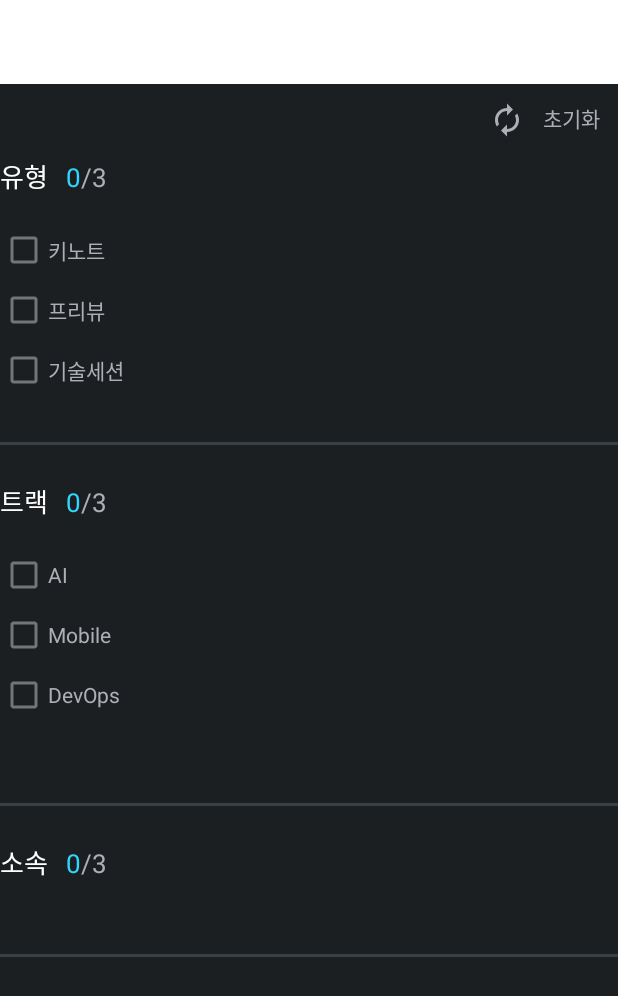
After one commit to 2023newkrew/android-ifkakao, an Android app: the layout filter_drawer_manu.xml on its own in the app's theme, with its tools: preview values and no code run, on a phone screen of 412 x 824 dp. The commit adds this screen. Shown: the top 996 px of the screen. Run offline under Robolectric (Android 15) with nearby library versions, the phone set to English and light mode, and no system bars; network calls fail.

Commit message:
feat: filter_drawer_manu, filter 기능 일부 구현

```diff
--- a/app/src/main/java/com/example/ifkakao/presentation/detail_session/DetailSessionFragment.kt
+++ b/app/src/main/java/com/example/ifkakao/presentation/detail_session/DetailSessionFragment.kt
@@ -84,6 +84,9 @@ class DetailSessionFragment : Fragment() {
         }
         binding.sessionWebView.loadUrl("https://www.youtube.com/embed/" + session.videoLink.split("/").last())
 
+        binding.imageViewBack.setOnClickListener(View.OnClickListener {
+            parentListener.goToFragment(MainActivityListener.Code.SESSION_LIST)
+        })
         return binding.root
     }
 
--- /dev/null
+++ b/app/src/main/res/drawable/icon_update.xml
@@ -0,0 +1,5 @@
+<vector android:height="24dp" android:tint="#FFFFFF"
+    android:viewportHeight="24" android:viewportWidth="24"
+    android:width="24dp" xmlns:android="http://schemas.android.com/apk/res/android">
+    <path android:fillColor="@android:color/white" android:pathData="M12,6v3l4,-4 -4,-4v3c-4.42,0 -8,3.58 -8,8 0,1.57 0.46,3.03 1.24,4.26L6.7,14.8c-0.45,-0.83 -0.7,-1.79 -0.7,-2.8 0,-3.31 2.69,-6 6,-6zM18.76,7.74L17.3,9.2c0.44,0.84 0.7,1.79 0.7,2.8 0,3.31 -2.69,6 -6,6v-3l-4,4 4,4v-3c4.42,0 8,-3.58 8,-8 0,-1.57 -0.46,-3.03 -1.24,-4.26z"/>
+</vector>
--- /dev/null
+++ b/app/src/main/res/layout/filter_drawer_manu.xml
@@ -0,0 +1,236 @@
+<?xml version="1.0" encoding="utf-8"?>
+<LinearLayout xmlns:android="http://schemas.android.com/apk/res/android"
+    xmlns:tools="http://schemas.android.com/tools"
+    android:id="@+id/filter_drawer"
+    android:layout_width="match_parent"
+    android:layout_height="match_parent"
+    android:layout_gravity="start"
+    android:layout_marginTop="?attr/actionBarSize"
+    android:background="@color/background_black"
+    android:orientation="vertical">
+
+    <androidx.appcompat.widget.LinearLayoutCompat
+        android:id="@+id/filter_reset_layout"
+        android:layout_width="wrap_content"
+        android:layout_height="wrap_content"
+        android:layout_gravity="end"
+        android:layout_marginTop="@dimen/content_margin_near"
+        android:orientation="horizontal">
+
+        <androidx.appcompat.widget.AppCompatImageView
+            android:id="@+id/filter_reset_image"
+            android:layout_width="wrap_content"
+            android:layout_height="wrap_content"
+            android:layout_gravity="center"
+            android:layout_marginEnd="@dimen/content_margin_near"
+            android:src="@drawable/icon_update"
+            android:tint="@color/text_gray" />
+
+        <TextView
+            android:id="@+id/filter_reset_text"
+            android:layout_width="wrap_content"
+            android:layout_height="wrap_content"
+            android:layout_marginEnd="@dimen/content_margin_near"
+            android:text="초기화"
+            android:textColor="@color/text_gray"
+            android:textSize="@dimen/text_size_small" />
+    </androidx.appcompat.widget.LinearLayoutCompat>
+
+    <androidx.appcompat.widget.LinearLayoutCompat
+        android:layout_width="wrap_content"
+        android:layout_height="wrap_content"
+        android:layout_marginTop="@dimen/content_margin_near"
+        android:orientation="horizontal">
+
+        <TextView
+            android:layout_width="wrap_content"
+            android:layout_height="wrap_content"
+            android:text="유형"
+            android:textColor="@color/white"
+            android:textSize="@dimen/text_size_large" />
+
+        <View
+            android:layout_width="@dimen/content_margin_near"
+            android:layout_height="0dp" />
+
+        <TextView
+            android:id="@+id/type_filter_selected_size_text"
+            android:layout_width="wrap_content"
+            android:layout_height="wrap_content"
+            android:text="0"
+            android:textColor="@color/primary_blue"
+            android:textSize="@dimen/text_size_large" />
+
+        <TextView
+            android:id="@+id/type_filter_size_text"
+            android:layout_width="wrap_content"
+            android:layout_height="wrap_content"
+            android:text="/3"
+            android:textColor="@color/text_gray"
+            android:textSize="@dimen/text_size_large" />
+    </androidx.appcompat.widget.LinearLayoutCompat>
+
+    <CheckBox
+        android:id="@+id/type_check_keynote"
+        android:layout_width="wrap_content"
+        android:layout_height="wrap_content"
+        android:layout_marginTop="@dimen/content_margin_near"
+        android:text="키노트"
+        android:textColor="@color/text_gray"
+        android:textSize="@dimen/text_size_small" />
+
+    <CheckBox
+        android:id="@+id/type_check_preview"
+        android:layout_width="wrap_content"
+        android:layout_height="wrap_content"
+        android:layout_marginTop="-8dp"
+        android:text="프리뷰"
+        android:textColor="@color/text_gray"
+        android:textSize="@dimen/text_size_small" />
+
+    <CheckBox
+        android:id="@+id/type_check_tech_session"
+        android:layout_width="wrap_content"
+        android:layout_height="wrap_content"
+        android:layout_marginTop="-8dp"
+        android:text="기술세션"
+        android:textColor="@color/text_gray"
+        android:textSize="@dimen/text_size_small" />
+
+    <androidx.recyclerview.widget.RecyclerView
+        android:id="@+id/type_filter_list"
+        android:layout_width="match_parent"
+        android:layout_height="wrap_content"
+        android:layout_marginTop="@dimen/content_margin_near"
+        android:nestedScrollingEnabled="false"
+        android:overScrollMode="never" />
+
+    <View
+        android:layout_width="match_parent"
+        android:layout_height="2dp"
+        android:layout_marginTop="@dimen/content_margin_near"
+        android:background="@color/primary_gray" />
+
+    <androidx.appcompat.widget.LinearLayoutCompat
+        android:layout_width="wrap_content"
+        android:layout_height="wrap_content"
+        android:layout_marginTop="@dimen/content_margin_normal"
+        android:orientation="horizontal">
+
+        <TextView
+            android:layout_width="wrap_content"
+            android:layout_height="wrap_content"
+            android:text="트랙"
+            android:textColor="@color/white"
+            android:textSize="@dimen/text_size_large" />
+
+        <View
+            android:layout_width="@dimen/content_margin_near"
+            android:layout_height="0dp" />
+
+        <TextView
+            android:id="@+id/track_filter_selected_size_text"
+            android:layout_width="wrap_content"
+            android:layout_height="wrap_content"
+            android:text="0"
+            android:textColor="@color/primary_blue"
+            android:textSize="@dimen/text_size_large" />
+
+        <TextView
+            android:id="@+id/track_filter_size_text"
+            android:layout_width="wrap_content"
+            android:layout_height="wrap_content"
+            android:text="/3"
+            android:textColor="@color/text_gray"
+            android:textSize="@dimen/text_size_large" />
+    </androidx.appcompat.widget.LinearLayoutCompat>
+
+    <CheckBox
+        android:id="@+id/track_check_ai"
+        android:layout_width="wrap_content"
+        android:layout_height="wrap_content"
+        android:layout_marginTop="@dimen/content_margin_near"
+        android:text="AI"
+        android:textColor="@color/text_gray"
+        android:textSize="@dimen/text_size_small" />
+
+    <CheckBox
+        android:id="@+id/track_check_mobile"
+        android:layout_width="wrap_content"
+        android:layout_height="wrap_content"
+        android:layout_marginTop="-8dp"
+        android:text="Mobile"
+        android:textColor="@color/text_gray"
+        android:textSize="@dimen/text_size_small" />
+
+    <CheckBox
+        android:id="@+id/track_check_tech_devops"
+        android:layout_width="wrap_content"
+        android:layout_height="wrap_content"
+        android:layout_marginTop="-8dp"
+        android:text="DevOps"
+        android:textColor="@color/text_gray"
+        android:textSize="@dimen/text_size_small" />
+
+    <androidx.recyclerview.widget.RecyclerView
+        android:id="@+id/track_filter_list"
+        android:layout_width="match_parent"
+        android:layout_height="wrap_content"
+        android:layout_marginTop="@dimen/content_margin_normal"
+        android:nestedScrollingEnabled="false"
+        android:overScrollMode="never" />
+
+    <View
+        android:layout_width="match_parent"
+        android:layout_height="2dp"
+        android:layout_marginTop="@dimen/content_margin_normal"
+        android:background="@color/primary_gray" />
+
+    <androidx.appcompat.widget.LinearLayoutCompat
+        android:layout_width="wrap_content"
+        android:layout_height="wrap_content"
+        android:layout_marginTop="@dimen/content_margin_normal"
+        android:orientation="horizontal">
+
+        <TextView
+            android:layout_width="wrap_content"
+            android:layout_height="wrap_content"
+            android:text="소속"
+            android:textColor="@color/white"
+            android:textSize="@dimen/text_size_large" />
+
+        <View
+            android:layout_width="@dimen/content_margin_near"
+            android:layout_height="0dp" />
+
+        <TextView
+            android:id="@+id/company_filter_selected_size_text"
+            android:layout_width="wrap_content"
+            android:layout_height="wrap_content"
+            android:text="0"
+            android:textColor="@color/primary_blue"
+            android:textSize="@dimen/text_size_large" />
+
+        <TextView
+            android:id="@+id/company_filter_size_text"
+            android:layout_width="wrap_content"
+            android:layout_height="wrap_content"
+            android:text="/3"
+            android:textColor="@color/text_gray"
+            android:textSize="@dimen/text_size_large" />
+    </androidx.appcompat.widget.LinearLayoutCompat>
+
+    <androidx.recyclerview.widget.RecyclerView
+        android:id="@+id/company_filter_list"
+        android:layout_width="match_parent"
+        android:layout_height="wrap_content"
+        android:layout_marginTop="@dimen/content_margin_normal"
+        android:nestedScrollingEnabled="false"
+        android:overScrollMode="never" />
+
+    <View
+        android:layout_width="match_parent"
+        android:layout_height="2dp"
+        android:layout_marginTop="@dimen/content_margin_normal"
+        android:background="@color/primary_gray" />
+</LinearLayout>
--- a/app/src/main/res/layout/fragment_detail_session.xml
+++ b/app/src/main/res/layout/fragment_detail_session.xml
@@ -23,6 +23,7 @@
             <androidx.appcompat.widget.AppCompatImageView
                 android:layout_width="wrap_content"
                 android:layout_height="wrap_content"
+                android:id="@+id/image_view_back"
                 android:layout_gravity="center"
                 android:src="@drawable/icon_back" />
 
```
Also changed, not shown: app/src/main/java/com/example/ifkakao/presentation/main_activity/MainActivity.kt (+25 -6 lines), app/src/main/java/com/example/ifkakao/presentation/session_list/fragment/SessionListFragment.kt (+30 -5 lines), app/src/main/java/com/example/ifkakao/presentation/session_list/ui_state/FilterState.kt (added, +9 -0 lines), app/src/main/java/com/example/ifkakao/presentation/session_list/ui_state/SessionListState.kt (renamed from app/src/main/java/com/example/ifkakao/presentation/session_list/ui_state/SessionListUiState.kt, +2 -6 lines), app/src/main/java/com/example/ifkakao/presentation/session_list/viewmodel/SessionListFragmentViewModel.kt (+50 -9 lines), app/src/main/res/layout/activity_main.xml (+8 -16 lines), app/src/main/res/layout/fragment_session_list.xml (+13 -2 lines).
